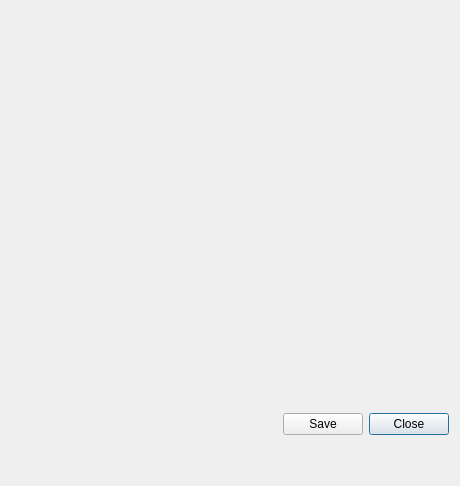
Above: wengophone/src/presentation/qt/config/AdvancedConfigWindow.ui from tkrotoff/WengoPhone before the change. Below: the same form after it.
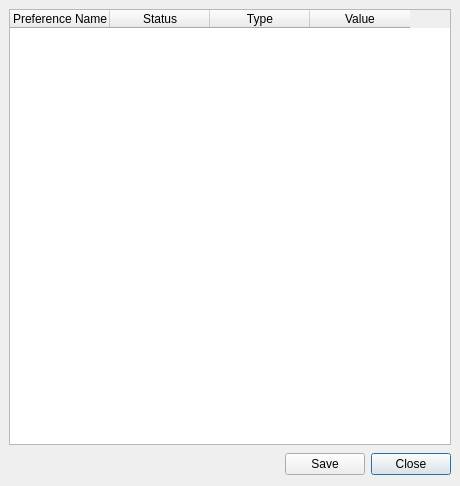
That is the form after the change.

Commit message: Start working on advanced config window (same principle as about:config inside Firefox)

```diff
--- a/wengophone/src/presentation/qt/config/AdvancedConfigWindow.ui
+++ b/wengophone/src/presentation/qt/config/AdvancedConfigWindow.ui
@@ -15,15 +15,38 @@
   <property name="windowTitle" >
    <string>WengoPhone - Advanced Configuration</string>
   </property>
-  <widget class="QWidget" name="layoutWidget" >
-   <property name="geometry" >
-    <rect>
-     <x>30</x>
-     <y>410</y>
-     <width>419</width>
-     <height>28</height>
-    </rect>
+  <layout class="QGridLayout" >
+   <property name="margin" >
+    <number>9</number>
    </property>
+   <property name="spacing" >
+    <number>6</number>
+   </property>
+   <item row="0" column="0" >
+    <widget class="QTableWidget" name="tableWidget" >
+     <column>
+      <property name="text" >
+       <string>Preference Name</string>
+      </property>
+     </column>
+     <column>
+      <property name="text" >
+       <string>Status</string>
+      </property>
+     </column>
+     <column>
+      <property name="text" >
+       <string>Type</string>
+      </property>
+     </column>
+     <column>
+      <property name="text" >
+       <string>Value</string>
+      </property>
+     </column>
+    </widget>
+   </item>
+   <item row="1" column="0" >
    <layout class="QGridLayout" >
     <property name="margin" >
      <number>0</number>
@@ -59,7 +82,8 @@
      </widget>
     </item>
    </layout>
-  </widget>
+   </item>
+  </layout>
  </widget>
  <pixmapfunction></pixmapfunction>
  <resources>
```
Lines whose indentation alone changed are shown as unchanged. The commit also changes 3 other files.
